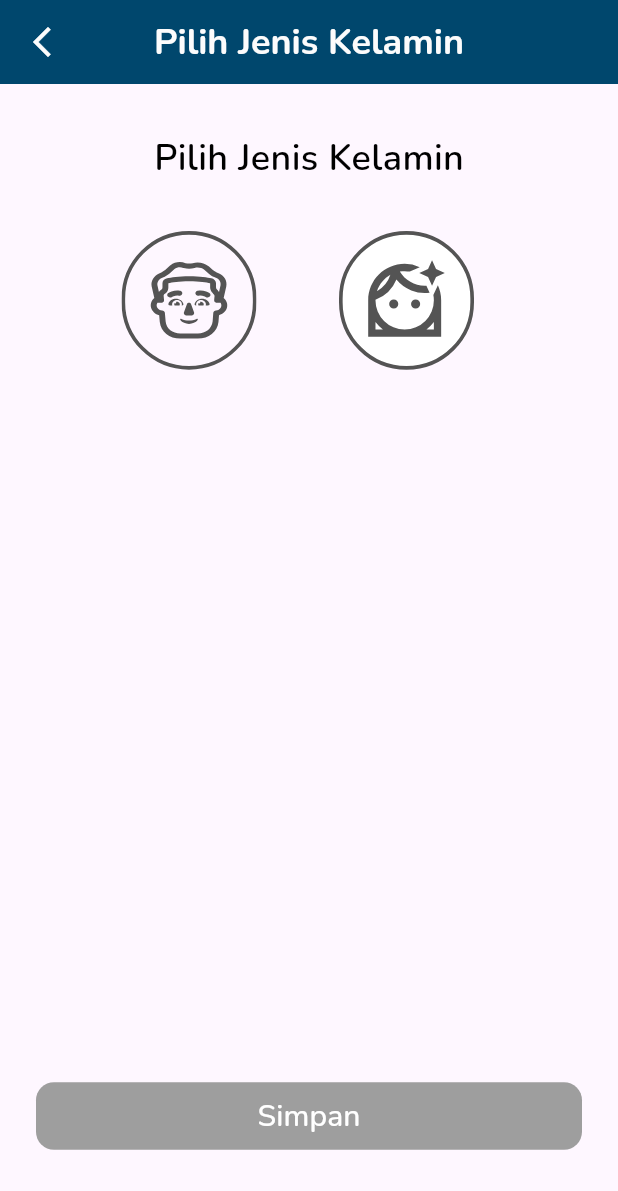
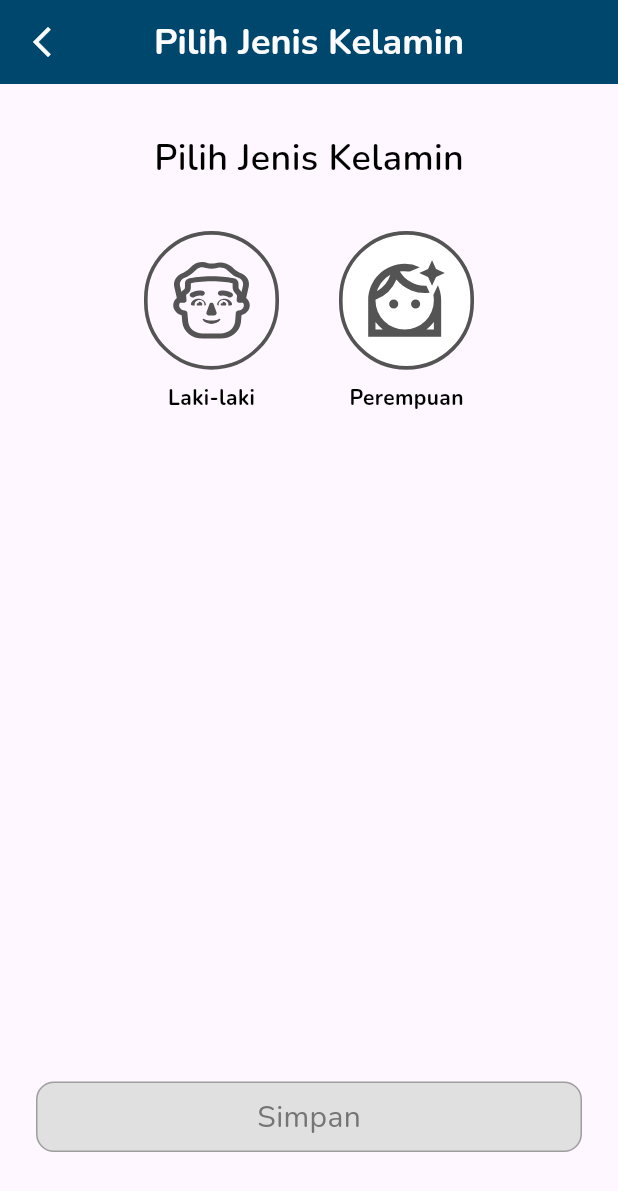
Before and after one commit to RECYTHNG/flutter_recything, a Flutter app: the screen it shows after launch, after a tap on "Jenis Kelamin", on a phone screen of 412 x 824 dp. Shown: the top 1191 px of the screen. Run offline on Flutter 3.47's test engine with Material 3 defaults, Android fonts, the phone set to English and light mode, and no system bars; our stand-ins replace dio, flutter_svg, get, image_picker, permission_handler, substring_highlight; missing offline and left inert: photo_manager; network calls fail.

Commit message:
feat: add integration with gender pick screen

```diff
--- a/recything_application/lib/controllers/user/user_controller.dart
+++ b/recything_application/lib/controllers/user/user_controller.dart
@@ -34,4 +34,10 @@ class UserController extends GetxController {
       print("Error updating user profile: $e");
     }
   }
+
+  void updateGender(String gender) {
+    final updatedData = userModel.value.data!.copyWith(gender: gender);
+    userModel.value = userModel.value.copyWith(data: updatedData);
+    updateUserProfile({'gender': gender});
+  }
 }
--- a/recything_application/lib/main.dart
+++ b/recything_application/lib/main.dart
@@ -17,7 +17,7 @@ class MyApp extends StatelessWidget {
 
   @override
   Widget build(BuildContext context) {
-    return MaterialApp(
+    return GetMaterialApp(
       theme: AppThemeConstant.appTheme,
       debugShowCheckedModeBanner: false,
       home: EditProfileScreen(),
--- a/recything_application/lib/screens/edit_profile/content/gender_pick/gender_pick_screen.dart
+++ b/recything_application/lib/screens/edit_profile/content/gender_pick/gender_pick_screen.dart
@@ -1,9 +1,11 @@
 import 'package:flutter/material.dart';
 import 'package:flutter_svg/flutter_svg.dart';
+import 'package:get/get.dart';
 import 'package:recything_application/constants/color_constant.dart';
 import 'package:recything_application/constants/icon_constant.dart';
 import 'package:recything_application/constants/spacing_constant.dart';
 import 'package:recything_application/constants/text_style_constant.dart';
+import 'package:recything_application/controllers/user/user_controller.dart';
 
 class GenderPickScreen extends StatefulWidget {
   const GenderPickScreen({super.key});
@@ -14,6 +16,13 @@ class GenderPickScreen extends StatefulWidget {
 
 class _GenderPickScreenState extends State<GenderPickScreen> {
   String selectedGender = '';
+
+  @override
+  void initState() {
+    super.initState();
+    final UserController userController = Get.find();
+    selectedGender = userController.userModel.value.data?.gender ?? '';
+  }
 
   void _selectGender(String gender) {
     setState(() {
@@ -27,6 +36,8 @@ class _GenderPickScreenState extends State<GenderPickScreen> {
 
   @override
   Widget build(BuildContext context) {
+    final UserController userController = Get.find();
+
     return Scaffold(
       appBar: AppBar(
         centerTitle: true,
@@ -65,23 +76,22 @@ class _GenderPickScreenState extends State<GenderPickScreen> {
                 Row(
                   mainAxisAlignment: MainAxisAlignment.center,
                   children: [
-                    Container(
-                      alignment: Alignment.center,
-                      width: 120,
-                      child: GestureDetector(
-                        onTap: () => _selectGender('male'),
-                        child: Stack(
+                    GestureDetector(
+                      onTap: () => _selectGender('Laki-laki'),
+                      child: Column(
+                        children: [
+                          Stack(
                             alignment: Alignment.topRight,
                             children: [
                               SvgPicture.asset(
                                 IconConstant.iconMale,
-                              colorFilter: selectedGender == 'male'
+                                colorFilter: selectedGender == 'Laki-laki'
                                     ? const ColorFilter.mode(
                                         ColorConstant.primaryColor500,
                                         BlendMode.srcIn)
                                     : null,
                               ),
-                            if (selectedGender == 'male')
+                              if (selectedGender == 'Laki-laki')
                                 Container(
                                   decoration: BoxDecoration(
                                     borderRadius: BorderRadius.circular(100),
@@ -95,21 +105,42 @@ class _GenderPickScreenState extends State<GenderPickScreen> {
                                 ),
                             ],
                           ),
+                          const SizedBox(height: 8),
+                          Text(
+                            'Laki-laki',
+                            style: TextStyle(
+                              color: selectedGender == 'Laki-laki'
+                                  ? ColorConstant.primaryColor500
+                                  : Colors.black,
+                              fontWeight: FontWeight.bold,
+                            ),
+                          ),
+                        ],
                       ),
                     ),
                     SpacingConstant.horizontalSpacing500,
-                    Container(
-                      alignment: Alignment.topLeft,
-                      width: 120,
-                      child: GestureDetector(
-                        onTap: () => _selectGender('female'),
-                        child: selectedGender != 'female'
+                    GestureDetector(
+                      onTap: () => _selectGender('Perempuan'),
+                      child: Column(
+                        children: [
+                          selectedGender != 'Perempuan'
                               ? SvgPicture.asset(
                                   IconConstant.iconFemale,
                                 )
                               : SvgPicture.asset(
                                   IconConstant.iconFemaleActive,
                                 ),
+                          const SizedBox(height: 8),
+                          Text(
+                            'Perempuan',
+                            style: TextStyle(
+                              color: selectedGender == 'Perempuan'
+                                  ? ColorConstant.primaryColor500
+                                  : Colors.black,
+                              fontWeight: FontWeight.bold,
+                            ),
+                          ),
+                        ],
                       ),
                     ),
                   ],
@@ -118,31 +149,41 @@ class _GenderPickScreenState extends State<GenderPickScreen> {
             ),
             Padding(
               padding: const EdgeInsets.only(bottom: 56, right: 24, left: 24),
-              child: TextButton(
-                onPressed: selectedGender == '' ? null : () {},
-                style: ButtonStyle(
-                  backgroundColor: WidgetStateProperty.resolveWith<Color>(
-                    (Set<WidgetState> states) {
-                      if (states.contains(WidgetState.disabled)) {
-                        return Colors.grey;
+              child: GestureDetector(
+                onTap: selectedGender == ''
+                    ? null
+                    : () {
+                        try {
+                          userController.userModel.update((user) {
+                            user?.data =
+                                user.data?.copyWith(gender: selectedGender);
+                          });
+                          Get.back();
+                        } catch (e) {
+                          print('Error in onTap: $e');
                         }
-                      return ColorConstant.primaryColor500;
                       },
-                  ),
-                  padding: WidgetStateProperty.all(const EdgeInsets.all(8)),
-                  shape: WidgetStateProperty.all(
-                    RoundedRectangleBorder(
+                child: Container(
+                  padding: const EdgeInsets.all(8),
+                  width: double.infinity,
+                  alignment: Alignment.center,
+                  decoration: BoxDecoration(
+                    color: selectedGender == ''
+                        ? Colors.grey.shade300
+                        : ColorConstant.primaryColor500,
                     borderRadius: BorderRadius.circular(12),
+                    border: Border.all(
+                      color: selectedGender == ''
+                          ? Colors.grey
+                          : ColorConstant.primaryColor500,
                     ),
                   ),
-                ),
-                child: Container(
-                  width: double.infinity,
-                  alignment: Alignment.center,
-                  child: const Text(
+                  child: Text(
                     'Simpan',
                     style: TextStyle(
-                      color: Colors.white,
+                      color: selectedGender == ''
+                          ? Colors.grey.shade600
+                          : Colors.white,
                       fontSize: 20,
                     ),
                   ),
```
Also changed, not shown: recything_application/lib/models/user/user_model.dart (+36 -0 lines). Lines whose indentation alone changed are shown as unchanged.
